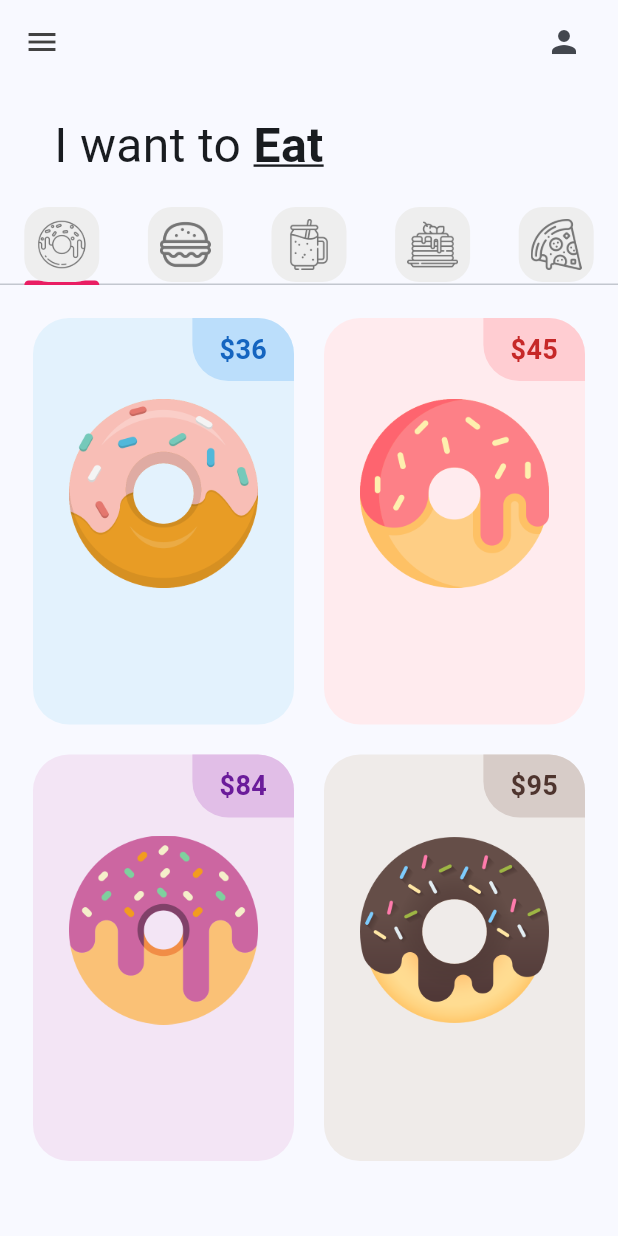
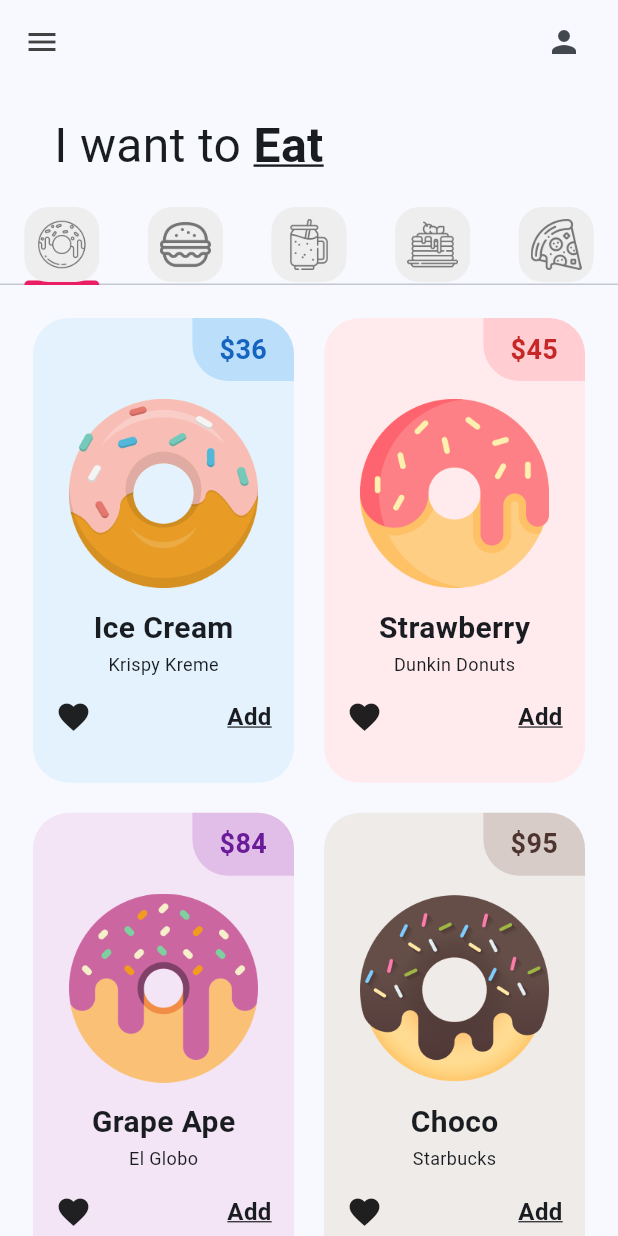
Before and after one commit to ANGELORTIZCH/donut_app_2c_angelortiz, a Flutter app: the screen it shows after launch, on a phone screen of 412 x 824 dp. Run offline on Flutter 3.47's test engine with Material 3 defaults, Android fonts, the phone set to English and light mode, and no system bars.

Commit message:
DonutTile Fihished

```diff
--- a/app_donut_angel/lib/tabs/donut_tab.dart
+++ b/app_donut_angel/lib/tabs/donut_tab.dart
@@ -5,10 +5,34 @@ class DonutTab extends StatelessWidget {
   //Lista de donas
   final List donutsOnSale = [
     // [ donutFlavor, donutPrice, donutColor, imageName ]
-    ["Ice Cream", "36", Colors.blue, "lib/images/icecream_donut.png"],
-    ["Strawberry", "45", Colors.red, "lib/images/strawberry_donut.png"],
-    ["Grape Ape", "84", Colors.purple, "lib/images/grape_donut.png"],
-    ["Choco", "95", Colors.brown, "lib/images/chocolate_donut.png"],
+    [
+      "Ice Cream",
+      "Krispy Kreme",
+      "36",
+      Colors.blue,
+      "lib/images/icecream_donut.png"
+    ],
+    [
+      "Strawberry",
+      "Dunkin Donuts",
+      "45",
+      Colors.red,
+      "lib/images/strawberry_donut.png"
+    ],
+    [
+      "Grape Ape",
+      "El Globo",
+      "84",
+      Colors.purple,
+      "lib/images/grape_donut.png"
+    ],
+    [
+      "Choco",
+      "Starbucks",
+      "95",
+      Colors.brown,
+      "lib/images/chocolate_donut.png"
+    ],
   ];
   DonutTab({super.key});
 
@@ -24,14 +48,15 @@ class DonutTab extends StatelessWidget {
           //Cuántas columnas
           crossAxisCount: 2,
           //Relación de aspecto(proporción)
-          childAspectRatio: 1 / 1.5,
+          childAspectRatio: 1 / 1.7,
         ),
         itemBuilder: (context, index) {
           return DonutTile(
             donutFlavor: donutsOnSale[index][0],
-            donutPrice: donutsOnSale[index][1],
-            donutColor: donutsOnSale[index][2],
-            imageName: donutsOnSale[index][3],
+            donutName: donutsOnSale[index][1],
+            donutPrice: donutsOnSale[index][2],
+            donutColor: donutsOnSale[index][3],
+            imageName: donutsOnSale[index][4],
           );
         });
   }
--- a/app_donut_angel/lib/utils/donut_tile.dart
+++ b/app_donut_angel/lib/utils/donut_tile.dart
@@ -2,6 +2,7 @@ import 'package:flutter/material.dart';
 
 class DonutTile extends StatelessWidget {
   final String donutFlavor;
+  final String donutName;
   final String donutPrice;
   // Es dynamic porque será de tipo color
   final dynamic donutColor;
@@ -10,6 +11,7 @@ class DonutTile extends StatelessWidget {
   const DonutTile({
     super.key,
     required this.donutFlavor,
+    required this.donutName,
     required this.donutPrice,
     required this.donutColor,
     required this.imageName,
@@ -32,7 +34,7 @@ class DonutTile extends StatelessWidget {
                 Container(
                   decoration: BoxDecoration(
                     color: donutColor[100],
-                    borderRadius: BorderRadius.only(
+                    borderRadius: const BorderRadius.only(
                       bottomLeft: Radius.circular(24),
                       topRight: Radius.circular(24),
                     ),
@@ -41,7 +43,6 @@ class DonutTile extends StatelessWidget {
                     vertical: 8,
                     horizontal: 18,
                   ),
-                  // Aquí faltaba un widget hijo dentro del contenedor
                   child: Text(
                     '\$$donutPrice',
                     style: TextStyle(
@@ -53,14 +54,44 @@ class DonutTile extends StatelessWidget {
                 ),
               ],
             ),
-            //Donut Picture
+            // Donut Picture
             Padding(
               padding: const EdgeInsets.symmetric(
                 horizontal: 24,
                 vertical: 12,
               ),
               child: Image.asset(imageName),
-            )
+            ),
+            // Donut Flavor Text
+            Text(
+              donutFlavor,
+              style: const TextStyle(fontWeight: FontWeight.bold, fontSize: 20),
+            ),
+            const SizedBox(
+              height: 1,
+            ),
+            // TODO: AGREGAR TEXTO DE LA TIENDA DE DONAS
+            Text(
+              donutName,
+              style: const TextStyle(fontSize: 12),
+            ),
+            // Ícono de corazón en la parte inferior izquierda
+            Padding(
+              padding: const EdgeInsets.all(15.0),
+              child: Row(
+                mainAxisAlignment: MainAxisAlignment.spaceBetween,
+                children: [
+                  Icon(Icons.favorite),
+                  const Text(
+                    "Add",
+                    style: TextStyle(
+                        fontWeight: FontWeight.bold,
+                        fontSize: 16,
+                        decoration: TextDecoration.underline),
+                  ),
+                ],
+              ),
+            ),
           ],
         ),
       ),
```
